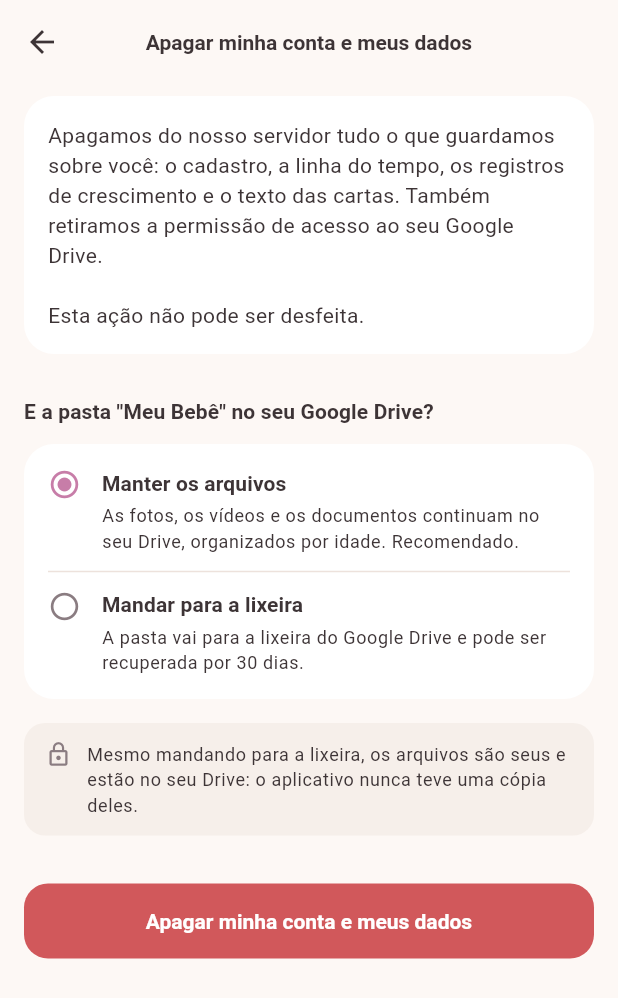
After one commit to CodeByBrigido/NewBaby, a Flutter app: the DeleteAccountScreen screen opened by its route, on a phone screen of 412 x 824 dp. The commit adds this screen. Shown: the top 998 px of the screen. Run offline on Flutter 3.47's test engine with Material 3 defaults, Android fonts, the phone set to English and light mode, and no system bars; our stand-ins replace cloud_firestore, file_picker, firebase_auth, firebase_core, fl_chart, flutter_image_compress and 9 more; missing offline and left inert: extension_google_sign_in_as_googleapis_auth, googleapis, image_size_getter, video_compress; accounts and stored records are empty.

Commit message:
Faz "Sair" apagar o aparelho e cria a exclusão de conta
Sair encerrava a sessão e deixava tudo no lugar: as miniaturas, os
documentos baixados, as buscas recentes e o cache do Firestore — que
guarda, em texto puro, o nome da criança, a data de nascimento e o texto
integral das cartas. Num celular emprestado, vendido, ou quando uma
segunda conta entra, aquilo continuava lá.

O cache do Firestore tem uma restrição própria: `clearPersistence` só
pode rodar com o cliente parado, e depois de `terminate()` qualquer outra
chamada na mesma instância lança exceção. Fazer isso no meio da sessão
deixaria o aplicativo inutilizável até o próximo início. Então a limpeza
fica marcada e acontece no `main`, antes da primeira consulta. A janela
que resta é entre sair e reabrir.

Apagar a conta não existia, e faltavam as duas metades: a Play Store
exige exclusão de dentro do aplicativo desde 2023, e desinstalar não
apagava nada — o cadastro e as cartas ficariam no servidor para sempre.
A tela nova varre as três subcoleções (lendo do servidor, não do cache,
senão a promessa valeria só localmente), pergunta o que fazer com a pasta
no Drive — manter é o padrão, porque o acervo é da família —, revoga a
autorização OAuth com `disconnect()` e só então apaga a conta do Firebase
Auth, refazendo o login quando ele estiver velho demais.

A tela Sobre passa a dizer o que fica no nosso servidor. A frase "nenhuma
foto passa por servidor nosso" é verdadeira e era fácil de ler como se
valesse para tudo; vale para os arquivos, e só.

```diff
--- a/lib/core/l10n/strings.dart
+++ b/lib/core/l10n/strings.dart
@@ -160,7 +160,29 @@ abstract final class S {
   static const String currentAge = 'Idade atual';
   static const String signOutConfirmTitle = 'Sair da conta?';
   static const String signOutConfirmBody =
-      'Suas memórias continuam guardadas no seu Google Drive.';
+      'Suas memórias continuam guardadas no seu Google Drive. As miniaturas '
+      'e os arquivos baixados são apagados deste aparelho.';
+
+  // Exclusão de conta
+  static const String deleteAccount = 'Apagar minha conta e meus dados';
+  static const String deleteAccountTitle = 'Apagar a conta?';
+  static const String deleteAccountBody =
+      'Apagamos do nosso servidor tudo o que guardamos sobre você: o cadastro, '
+      'a linha do tempo, os registros de crescimento e o texto das cartas. '
+      'Também retiramos a permissão de acesso ao seu Google Drive.\n\n'
+      'Esta ação não pode ser desfeita.';
+  static const String deleteAccountDriveQuestion =
+      'E a pasta "Meu Bebê" no seu Google Drive?';
+  static const String deleteAccountKeepDrive = 'Manter os arquivos';
+  static const String deleteAccountKeepDriveHint =
+      'As fotos, os vídeos e os documentos continuam no seu Drive, '
+      'organizados por idade. Recomendado.';
+  static const String deleteAccountTrashDrive = 'Mandar para a lixeira';
+  static const String deleteAccountTrashDriveHint =
+      'A pasta vai para a lixeira do Google Drive e pode ser recuperada por '
+      '30 dias.';
+  static const String deleteAccountWorking = 'Apagando...';
+  static const String deleteAccountDone = 'Conta apagada.';
 
   // Erros e estados
   static const String genericError = 'Algo deu errado. Tente de novo.';
--- a/lib/core/router/app_router.dart
+++ b/lib/core/router/app_router.dart
@@ -16,6 +16,7 @@ import '../../features/letters/letters_screen.dart';
 import '../../features/onboarding/onboarding_screen.dart';
 import '../../features/profile/about_screen.dart';
 import '../../features/profile/baby_info_screen.dart';
+import '../../features/profile/delete_account_screen.dart';
 import '../../features/profile/settings_screen.dart';
 import '../../features/search/search_screen.dart';
 import '../../features/shell/home_shell.dart';
@@ -43,6 +44,7 @@ abstract final class Routes {
   static const String settings = '/configuracoes';
   static const String about = '/sobre';
   static const String babyInfo = '/perfil/bebe';
+  static const String deleteAccount = '/perfil/apagar';
   static const String newLetter = '/cartas/nova';
 
   static String bucket(String type, String bucketKey) =>
@@ -171,6 +173,10 @@ final Provider<GoRouter> routerProvider = Provider<GoRouter>((Ref ref) {
       GoRoute(path: Routes.about, builder: (_, _) => const AboutScreen()),
       GoRoute(path: Routes.babyInfo, builder: (_, _) => const BabyInfoScreen()),
       GoRoute(
+        path: Routes.deleteAccount,
+        builder: (_, _) => const DeleteAccountScreen(),
+      ),
+      GoRoute(
         path: '/memoria/:id',
         builder: (_, GoRouterState state) =>
             EntryDetailScreen(entryId: state.pathParameters['id']!),
--- a/lib/features/profile/about_screen.dart
+++ b/lib/features/profile/about_screen.dart
@@ -61,6 +61,19 @@ class AboutScreen extends ConsumerWidget {
                 'celular para o Google Drive.',
             icon: Icons.lock_outline,
           ),
+          const SizedBox(height: 12),
+          // A frase acima é verdadeira e é fácil de ler como se valesse para
+          // tudo. Vale para os arquivos — e só. O índice fica num servidor
+          // nosso, e quem confia o registro de um filho a um aplicativo tem o
+          // direito de saber disso sem precisar procurar.
+          const InfoNote(
+            message:
+                'O que fica no nosso servidor é o índice: nome, data de '
+                'nascimento, peso, altura, datas e o texto das cartas. É o '
+                'que faz a linha do tempo e a busca funcionarem. Você pode '
+                'apagar tudo isso a qualquer momento, no seu perfil.',
+            icon: Icons.storage_outlined,
+          ),
         ],
       ),
     );
--- /dev/null
+++ b/lib/features/profile/delete_account_screen.dart
@@ -0,0 +1,175 @@
+import 'package:flutter/material.dart';
+import 'package:flutter_riverpod/flutter_riverpod.dart';
+import 'package:go_router/go_router.dart';
+
+import '../../core/l10n/strings.dart';
+import '../../core/router/app_router.dart';
+import '../../core/theme/app_colors.dart';
+import '../../models/baby_profile.dart';
+import '../../services/session_service.dart';
+import '../../state/providers.dart';
+import '../common/widgets.dart';
+
+/// Apagar a conta e tudo o que foi guardado sobre ela.
+///
+/// Existe por dois motivos, e os dois pesam: a Google Play exige que todo
+/// aplicativo com conta ofereça a exclusão de dentro do próprio aplicativo, e
+/// desinstalar não apaga nada — sem esta tela, o cadastro da criança e o texto
+/// das cartas ficariam no servidor para sempre.
+class DeleteAccountScreen extends ConsumerStatefulWidget {
+  const DeleteAccountScreen({super.key});
+
+  @override
+  ConsumerState<DeleteAccountScreen> createState() =>
+      _DeleteAccountScreenState();
+}
+
+class _DeleteAccountScreenState extends ConsumerState<DeleteAccountScreen> {
+  DriveDisposal _disposal = DriveDisposal.keep;
+  bool _working = false;
+
+  Future<void> _delete() async {
+    final String? uid = ref.read(uidProvider);
+    if (uid == null) return;
+
+    final bool confirmed = await confirm(
+      context,
+      title: S.deleteAccountTitle,
+      message: S.deleteAccountBody,
+      confirmLabel: S.deleteAccount,
+    );
+    if (!confirmed) return;
+
+    setState(() => _working = true);
+    final BabyProfile? profile = ref.read(profileProvider).value;
+    try {
+      await ref
+          .read(sessionServiceProvider)
+          .deleteEverything(uid: uid, profile: profile, disposal: _disposal);
+      // Com a sessão encerrada, o redirecionamento do roteador leva sozinho
+      // para a tela de login.
+      if (mounted) showMessage(context, S.deleteAccountDone);
+    } on Exception catch (e) {
+      if (mounted) {
+        setState(() => _working = false);
+        showMessage(context, 'Não foi possível apagar a conta: $e');
+      }
+    }
+  }
+
+  @override
+  Widget build(BuildContext context) {
+    final TextTheme text = Theme.of(context).textTheme;
+
+    return Scaffold(
+      appBar: AppBar(
+        title: const Text(S.deleteAccount),
+        leading: IconButton(
+          icon: const Icon(Icons.arrow_back),
+          onPressed: _working
+              ? null
+              : () => context.canPop()
+                    ? context.pop()
+                    : context.go(Routes.profile),
+        ),
+      ),
+      body: ListView(
+        padding: const EdgeInsets.fromLTRB(16, 8, 16, 32),
+        children: <Widget>[
+          SoftCard(child: Text(S.deleteAccountBody, style: text.bodyMedium)),
+          const SizedBox(height: 28),
+          const SectionHeader(title: S.deleteAccountDriveQuestion),
+          SoftCard(
+            child: Column(
+              children: <Widget>[
+                _Choice(
+                  value: DriveDisposal.keep,
+                  group: _disposal,
+                  title: S.deleteAccountKeepDrive,
+                  subtitle: S.deleteAccountKeepDriveHint,
+                  onChanged: _working ? null : _select,
+                ),
+                const Divider(height: 24),
+                _Choice(
+                  value: DriveDisposal.trash,
+                  group: _disposal,
+                  title: S.deleteAccountTrashDrive,
+                  subtitle: S.deleteAccountTrashDriveHint,
+                  onChanged: _working ? null : _select,
+                ),
+              ],
+            ),
+          ),
+          const SizedBox(height: 16),
+          const InfoNote(
+            message:
+                'Mesmo mandando para a lixeira, os arquivos são seus e estão '
+                'no seu Drive: o aplicativo nunca teve uma cópia deles.',
+            icon: Icons.lock_outline,
+          ),
+          const SizedBox(height: 32),
+          FilledButton(
+            onPressed: _working ? null : _delete,
+            style: FilledButton.styleFrom(
+              backgroundColor: AppColors.danger,
+              minimumSize: const Size.fromHeight(50),
+            ),
+            child: Text(_working ? S.deleteAccountWorking : S.deleteAccount),
+          ),
+        ],
+      ),
+    );
+  }
+
+  void _select(DriveDisposal value) => setState(() => _disposal = value);
+}
+
+class _Choice extends StatelessWidget {
+  const _Choice({
+    required this.value,
+    required this.group,
+    required this.title,
+    required this.subtitle,
+    required this.onChanged,
+  });
+
+  final DriveDisposal value;
+  final DriveDisposal group;
+  final String title;
+  final String subtitle;
+  final ValueChanged<DriveDisposal>? onChanged;
+
+  @override
+  Widget build(BuildContext context) {
+    final TextTheme text = Theme.of(context).textTheme;
+    final bool selected = value == group;
+    final VoidCallback? tap = onChanged == null
+        ? null
+        : () => onChanged!(value);
+
+    return InkWell(
+      onTap: tap,
+      child: Row(
+        crossAxisAlignment: CrossAxisAlignment.start,
+        children: <Widget>[
+          Icon(
+            selected ? Icons.radio_button_checked : Icons.radio_button_off,
+            color: selected ? AppColors.primary : AppColors.textSecondary,
+            size: 22,
+          ),
+          const SizedBox(width: 14),
+          Expanded(
+            child: Column(
+              crossAxisAlignment: CrossAxisAlignment.start,
+              children: <Widget>[
+                Text(title, style: text.titleSmall),
+                const SizedBox(height: 3),
+                Text(subtitle, style: text.bodySmall),
+              ],
+            ),
+          ),
+        ],
+      ),
+    );
+  }
+}
--- a/lib/main.dart
+++ b/lib/main.dart
@@ -6,6 +6,7 @@ import 'package:intl/date_symbol_data_local.dart';
 
 import 'app.dart';
 import 'firebase_options.dart';
+import 'services/session_service.dart';
 import 'state/providers.dart';
 
 Future<void> main() async {
@@ -20,6 +21,11 @@ Future<void> main() async {
 
   await Firebase.initializeApp(options: DefaultFirebaseOptions.currentPlatform);
 
+  // Antes de qualquer consulta: se a última sessão pediu para descartar o
+  // cache local do Firestore, este é o único momento em que dá para fazer
+  // isso sem quebrar o cliente.
+  await SessionService.clearPendingCache();
+
   final ProviderContainer container = ProviderContainer();
   // O login silencioso roda antes da primeira tela: quem já entrou não vê
   // a tela de login piscar.
--- a/lib/state/providers.dart
+++ b/lib/state/providers.dart
@@ -12,6 +12,7 @@ import '../services/drive_service.dart';
 import '../services/firestore_service.dart';
 import '../services/media_optimizer.dart';
 import '../services/memory_repository.dart';
+import '../services/session_service.dart';
 import '../services/thumbnail_service.dart';
 
 /// Chave do Scaffold da casca do aplicativo.
@@ -59,6 +60,20 @@ final Provider<MemoryRepository> memoryRepositoryProvider =
       ref.onDispose(repository.dispose);
       return repository;
     });
+
+/// Sair e apagar a conta — os dois caminhos que precisam falar com todos os
+/// serviços ao mesmo tempo.
+final Provider<SessionService> sessionServiceProvider =
+    Provider<SessionService>(
+      (Ref ref) => SessionService(
+        auth: ref.watch(authServiceProvider),
+        firestore: ref.watch(firestoreServiceProvider),
+        drive: ref.watch(driveServiceProvider),
+        memories: ref.watch(memoryRepositoryProvider),
+        optimizer: ref.watch(mediaOptimizerProvider),
+        thumbnails: ref.watch(thumbnailServiceProvider),
+      ),
+    );
 
 // ------------------------------------------------------------------ auth
 
```
Also changed, not shown: lib/features/profile/profile_screen.dart (+16 -1 lines), lib/services/auth_service.dart (+53 -0 lines), lib/services/firestore_service.dart (+44 -0 lines), lib/services/session_service.dart (added, +127 -0 lines).
